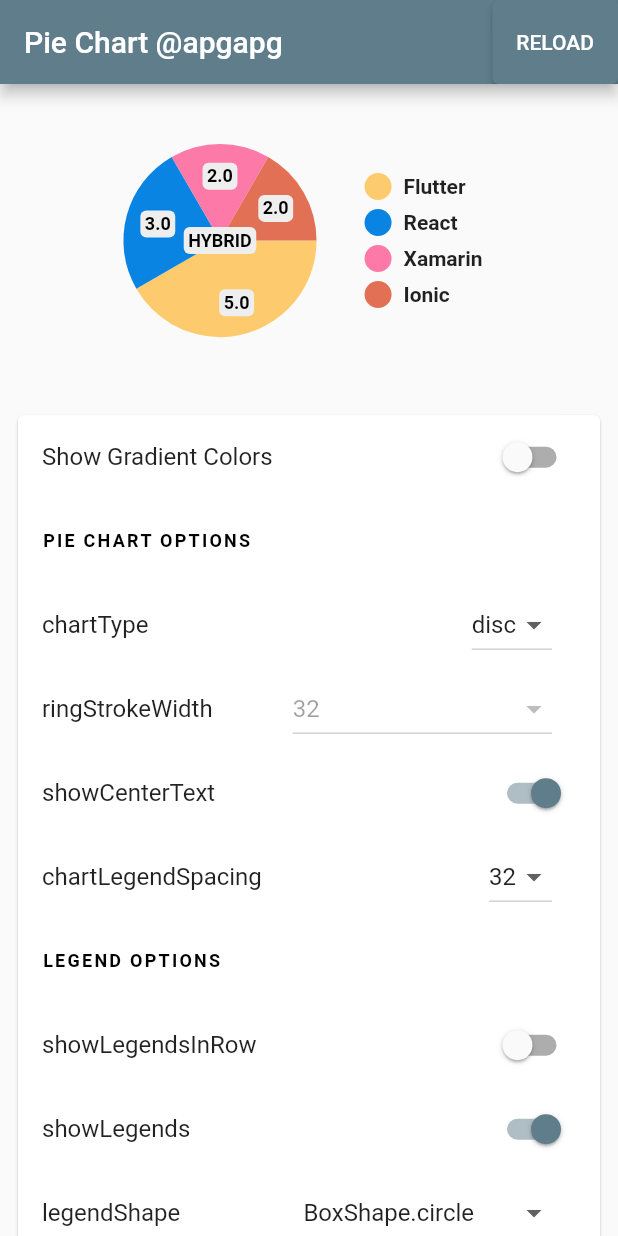
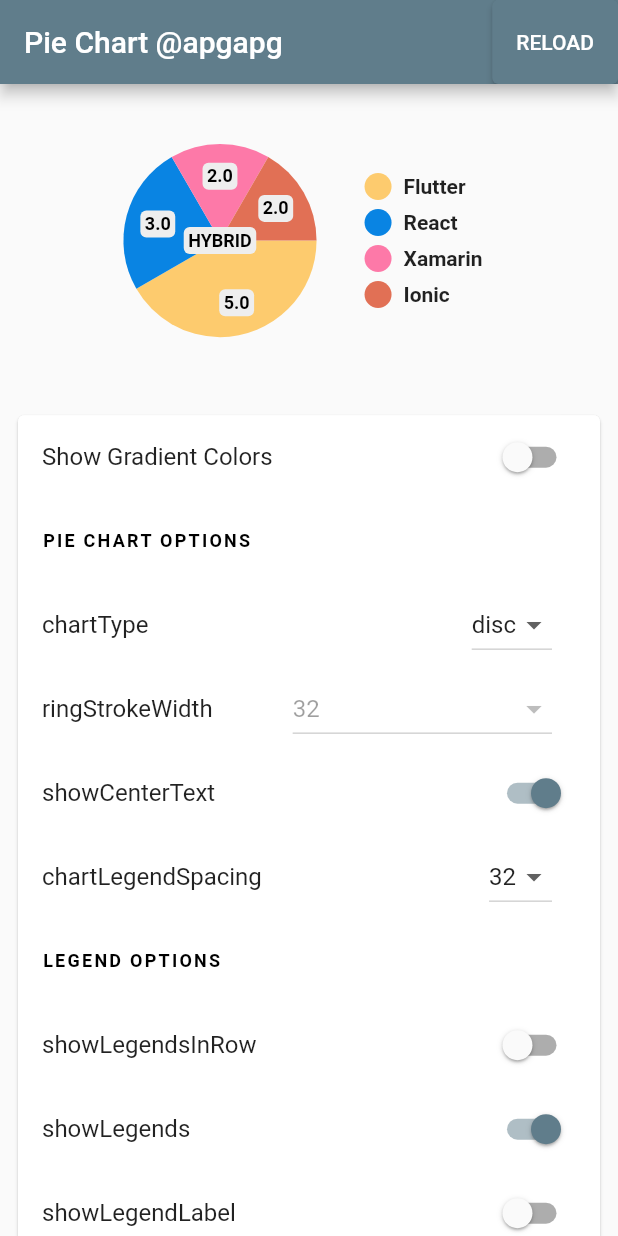
Before and after one commit to apgapg/pie_chart, a Flutter app: the screen it shows after launch, on a phone screen of 412 x 824 dp. Run offline on Flutter 3.47's test engine with Material 2 defaults, Android fonts, the light colour scheme and no system bars.

Commit message:
add feat: custom legend title

```diff
--- a/example/lib/main.dart
+++ b/example/lib/main.dart
@@ -38,6 +38,14 @@ class _HomePageState extends State<HomePage> {
     "Xamarin": 2,
     "Ionic": 2,
   };
+
+  final legendLabels = <String, String>{
+    "Flutter": "Flutter legend",
+    "React": "React legend",
+    "Xamarin": "Xamarin legend",
+    "Ionic": "Ionic legend",
+  };
+
   final colorList = <Color>[
     Color(0xfffdcb6e),
     Color(0xff0984e3),
@@ -68,6 +76,7 @@ class _HomePageState extends State<HomePage> {
 
   bool _showLegendsInRow = false;
   bool _showLegends = true;
+  bool _showLegendLabel = false;
 
   bool _showChartValueBackground = true;
   bool _showChartValues = true;
@@ -95,6 +104,7 @@ class _HomePageState extends State<HomePage> {
       initialAngleInDegree: 0,
       chartType: _chartType!,
       centerText: _showCenterText ? "HYBRID" : null,
+      legendLabels: _showLegendLabel ? legendLabels : {},
       legendOptions: LegendOptions(
         showLegendsInRow: _showLegendsInRow,
         legendPosition: _legendPosition!,
@@ -267,6 +277,15 @@ class _HomePageState extends State<HomePage> {
                 });
               },
             ),
+            SwitchListTile(
+              value: _showLegendLabel,
+              title: Text("showLegendLabel"),
+              onChanged: (val) {
+                setState(() {
+                  _showLegendLabel = val;
+                });
+              },
+            ),
             ListTile(
               title: Text("legendShape"),
               trailing: Padding(
--- a/lib/src/pie_chart.dart
+++ b/lib/src/pie_chart.dart
@@ -28,6 +28,7 @@ class PieChart extends StatefulWidget {
     this.emptyColor = Colors.grey,
     this.gradientList,
     this.emptyColorGradient = const [Colors.black26, Colors.black54],
+    this.legendLabels = const {},
     Key? key,
   }) : super(key: key);
 
@@ -47,6 +48,7 @@ class PieChart extends StatefulWidget {
   final ChartValuesOptions chartValuesOptions;
   final Color emptyColor;
   final List<Color> emptyColorGradient;
+  final Map<String, String> legendLabels;
 
   @override
   _PieChartState createState() => _PieChartState();
@@ -62,7 +64,11 @@ class _PieChartState extends State<PieChart>
   late List<double> legendValues;
 
   void initLegends() {
-    this.legendTitles = widget.dataMap.keys.toList(growable: false);
+    final List<String> legendLabelList =
+        widget.dataMap.keys.toList(growable: false);
+    this.legendTitles = legendLabelList
+        .map((label) => widget.legendLabels[label] ?? label)
+        .toList(growable: false);
   }
 
   void initValues() {
```
